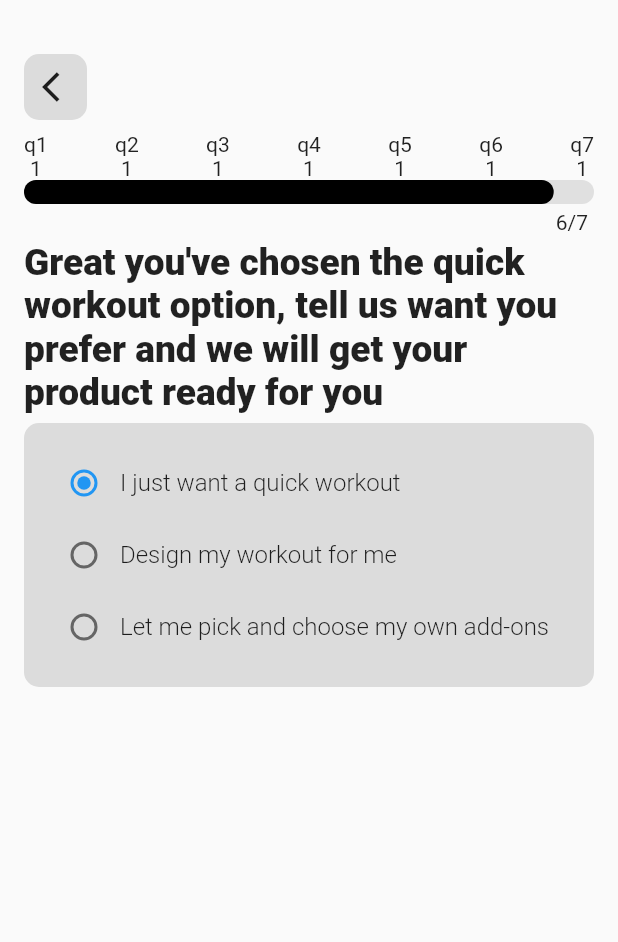
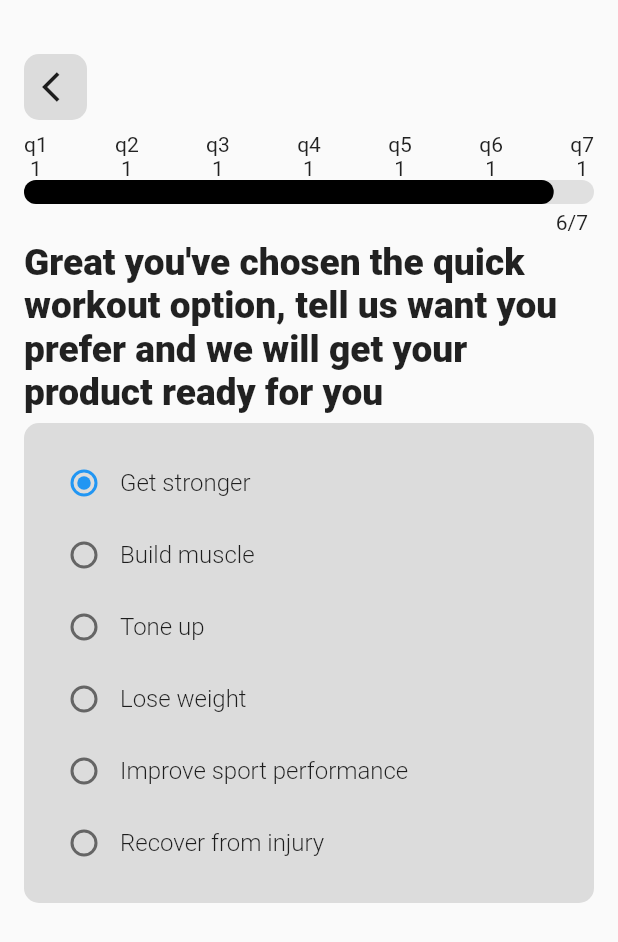
Before and after one commit to askabdulhaseeb/morept_fitness_app, a Flutter app: the MultiStep6 screen opened by its route, on a phone screen of 412 x 824 dp. Shown: the top 942 px of the screen. Run offline on Flutter 3.47's test engine with Material 2 defaults, Android fonts, the phone set to English and light mode, and no system bars; our stand-ins replace carousel_slider; network calls fail.

Commit message:
question 6 and question 6 title are completed

```diff
--- a/lib/providers/questions_providers.dart
+++ b/lib/providers/questions_providers.dart
@@ -127,6 +127,187 @@ class QuestionsProvider extends ChangeNotifier {
       question.add(const Questions(title: 'macros/micro check', id: '1'));
       question.add(const Questions(title: 'calorie check', id: '2'));
       question.add(const Questions(title: 'weight loss predictor', id: '3'));
+    }
+    return question;
+  }
+
+  List<Questions> getQuestion6() {
+    final List<Questions> question = <Questions>[];
+    if (q2 == '1' && q3 == '1' && q4 == '1' && q5 == '1') {
+      question.add(const Questions(title: 'Get stronger', id: '1'));
+      question.add(const Questions(title: 'Build muscle', id: '2'));
+      question.add(const Questions(title: 'Tone up', id: '3'));
+      question.add(const Questions(title: 'Lose weight', id: '4'));
+      question
+          .add(const Questions(title: 'Improve sport performance', id: '5'));
+      question.add(const Questions(title: 'Recover from injury', id: '6'));
+    } else if (q2 == '1' && q3 == '1' && q4 == '1' && q5 == '2') {
+      question.add(const Questions(
+          title: 'Circuits which involve heavier weights with longer rests',
+          id: '1'));
+      question.add(const Questions(
+          title:
+              'Circuits which use functional equipment if you have access to it',
+          id: '2'));
+      question.add(const Questions(
+          title: 'Circuits that are lighter but allow a lot less time to rest',
+          id: '3'));
+      question
+          .add(const Questions(title: 'Heavier weights, lower reps', id: '4'));
+      question.add(
+          const Questions(title: 'A lot more reps, lighter reps', id: '5'));
+      question.add(const Questions(
+          title: 'Slow and steady continuously for 30mins mininum', id: '6'));
+      question.add(const Questions(
+          title: 'Fast pace with rests for only 15-20 mins', id: '7'));
+      question.add(const Questions(
+          title: 'All out sprint with long rests for 10-12mins', id: '8'));
+    } else if (q2 == '1' && q3 == '1' && q4 == '1' && q5 == '3') {
+      question.add(const Questions(title: 'style my workout', id: '1'));
+      question.add(const Questions(title: 'nutricoach', id: '2'));
+      question.add(const Questions(title: 'foodswap', id: '3'));
+      question.add(const Questions(title: 'fit adapt', id: '4'));
+      question.add(const Questions(title: 'weekly split ', id: '5'));
+      question.add(const Questions(title: 'equipment select', id: '6'));
+      question.add(const Questions(title: 'workout time', id: '7'));
+      question.add(const Questions(title: 'bodycheck', id: '8'));
+    } else if (q2 == '1' && q3 == '2' && q4 == '1' && q5 == '1') {
+      question.add(const Questions(title: 'step', id: '1'));
+      question.add(const Questions(title: 'Spin/cycle ', id: '2'));
+      question.add(const Questions(title: 'Burn it/Fat burn', id: '3'));
+    } else if (q2 == '1' && q3 == '2' && q4 == '1' && q5 == '2') {
+      question.add(const Questions(title: 'Pump', id: '1'));
+      question.add(const Questions(title: 'Abs ', id: '2'));
+      question.add(const Questions(title: 'Legs, bums and tums', id: '3'));
+    } else if (q2 == '1' && q3 == '2' && q4 == '1' && q5 == '3') {
+      question.add(const Questions(title: 'Circuits', id: '1'));
+      question.add(const Questions(title: 'Bootcamp', id: '2'));
+    } else if (q2 == '1' && q3 == '2' && q4 == '2' && q5 == '1') {
+      question.add(const Questions(title: 'single session', id: '1'));
+      question.add(const Questions(title: 'me and my buddy', id: '2'));
+      question.add(const Questions(title: 'me and my buddies', id: '3'));
+      question.add(const Questions(title: 'outdoor session', id: '4'));
+    } else if (q2 == '1' && q3 == '2' && q4 == '2' && q5 == '2') {
+      question.add(const Questions(title: 'massage ', id: '1'));
+      question.add(const Questions(title: 'physiotherapy', id: '2'));
+      question.add(const Questions(title: 'stretch and manipulate', id: '3'));
+      question.add(const Questions(title: 'sport + postural taping', id: '4'));
+    } else if (q2 == '1' && q3 == '2' && q4 == '2' && q5 == '3') {
+      question
+          .add(const Questions(title: 'postural correction session', id: '1'));
+      question.add(const Questions(title: 'online posture check', id: '2'));
+      question.add(const Questions(title: 'sports specific session', id: '3'));
+    } else if (q2 == '2' && q3 == '1' && q4 == '1' && q5 == '1') {
+      question.add(const Questions(title: 'online sessions', id: '1'));
+      question.add(const Questions(title: 'in-gym groups', id: '2'));
+      question.add(const Questions(title: 'cheat sheet booklet', id: '3'));
+    } else if (q2 == '2' && q3 == '1' && q4 == '1' && q5 == '2') {
+      question.add(const Questions(title: 'online sessions', id: '1'));
+      question.add(const Questions(title: 'in-gym groups', id: '2'));
+      question.add(const Questions(title: 'cheat sheet booklet', id: '3'));
+    } else if (q2 == '2' && q3 == '1' && q4 == '1' && q5 == '3') {
+      question.add(const Questions(title: 'Tone up', id: '1'));
+      question.add(const Questions(title: 'online sessions', id: '2'));
+      question.add(const Questions(title: 'in-gym groups', id: '3'));
+      question.add(const Questions(title: 'cheat sheet booklet', id: '4'));
+    } else if (q2 == '2' && q3 == '2' && q4 == '1' && q5 == '1') {
+      question.add(const Questions(title: 'Tone up', id: '1'));
+      question.add(const Questions(title: 'online sessions', id: '2'));
+      question.add(const Questions(title: 'in-gym groups', id: '3'));
+      question.add(const Questions(title: 'cheat sheet booklet', id: '4'));
+    } else if (q2 == '2' && q3 == '2' && q4 == '1' && q5 == '2') {
+      question.add(const Questions(title: 'Tone up', id: '1'));
+      question.add(const Questions(title: 'online sessions', id: '2'));
+      question.add(const Questions(title: 'in-gym groups', id: '3'));
+      question.add(const Questions(title: 'cheat sheet booklet', id: '4'));
+    } else if (q2 == '2' && q3 == '2' && q4 == '1' && q5 == '3') {
+      question.add(const Questions(title: 'Tone up', id: '1'));
+      question.add(const Questions(title: 'online sessions', id: '2'));
+      question.add(const Questions(title: 'in-gym groups', id: '3'));
+      question.add(const Questions(title: 'cheat sheet booklet', id: '4'));
+    } else if (q2 == '2' && q3 == '3' && q4 == '1' && q5 == '1') {
+      question.add(const Questions(title: 'my pullup journey', id: '1'));
+      question.add(const Questions(title: 'Coaching sessions', id: '2'));
+    } else if (q2 == '2' && q3 == '3' && q4 == '1' && q5 == '2') {
+      question.add(const Questions(title: 'my deadlift journey', id: '1'));
+      question
+          .add(const Questions(title: 'my shoulder press journey', id: '2'));
+      question.add(const Questions(title: 'my squat journey', id: '3'));
+      question.add(const Questions(title: 'Coaching sessions', id: '4'));
+    } else if (q2 == '2' && q3 == '3' && q4 == '1' && q5 == '3') {
+      question.add(const Questions(title: 'my push pull journey', id: '1'));
+      question.add(const Questions(title: 'Coaching sessions', id: '2'));
+    } else if (q2 == '2' && q3 == '4' && q4 == '1' && q5 == '1') {
+      question.add(const Questions(title: 'assessment', id: '1'));
+      question.add(const Questions(title: 'treatment', id: '2'));
+      question.add(const Questions(title: 'assessment & treatment', id: '3'));
+    } else if (q2 == '2' && q3 == '4' && q4 == '1' && q5 == '2') {
+      question.add(const Questions(title: 'assessment', id: '1'));
+      question.add(const Questions(title: 'treatment', id: '2'));
+      question.add(const Questions(title: 'assessment & treatment', id: '3'));
+    } else if (q2 == '2' && q3 == '4' && q4 == '1' && q5 == '3') {
+      question.add(const Questions(title: 'assessment', id: '1'));
+      question.add(const Questions(title: 'treatment', id: '2'));
+      question.add(const Questions(title: 'assessment & treatment', id: '3'));
+    } else if (q2 == '3' && q3 == '1' && q4 == '1' && q5 == '1') {
+      question.add(const Questions(title: 'assessment', id: '1'));
+      question.add(const Questions(title: 'assessment & plan', id: '2'));
+      question
+          .add(const Questions(title: 'assessment, plan & guidance', id: '3'));
+    } else if (q2 == '3' && q3 == '1' && q4 == '1' && q5 == '2') {
+      question.add(const Questions(title: 'assessment', id: '1'));
+      question.add(const Questions(title: 'assessment & plan', id: '2'));
+      question
+          .add(const Questions(title: 'assessment, plan & guidance', id: '3'));
+    } else if (q2 == '3' && q3 == '1' && q4 == '1' && q5 == '3') {
+      question.add(const Questions(title: 'assessment', id: '1'));
+      question.add(const Questions(title: 'assessment & plan', id: '2'));
+      question
+          .add(const Questions(title: 'assessment, plan & guidance', id: '3'));
+    } else if (q2 == '3' && q3 == '1' && q4 == '2' && q5 == '1') {
+      question.add(const Questions(title: 'assessment', id: '1'));
+      question.add(const Questions(title: 'assessment & plan', id: '2'));
+      question
+          .add(const Questions(title: 'assessment, plan & guidance', id: '3'));
+    } else if (q2 == '3' && q3 == '1' && q4 == '2' && q5 == '2') {
+      question.add(const Questions(title: 'assessment', id: '1'));
+      question.add(const Questions(title: 'assessment & plan', id: '2'));
+      question
+          .add(const Questions(title: 'assessment, plan & guidance', id: '3'));
+    } else if (q2 == '3' && q3 == '1' && q4 == '2' && q5 == '3') {
+      question.add(const Questions(title: 'assessment', id: '1'));
+      question.add(const Questions(title: 'assessment & plan', id: '2'));
+      question
+          .add(const Questions(title: 'assessment, plan & guidance', id: '3'));
+    } else if (q2 == '3' && q3 == '2' && q4 == '1' && q5 == '1') {
+      question.add(const Questions(title: 'info pack', id: '1'));
+      question.add(const Questions(title: 'assessment & meal advice', id: '2'));
+      question.add(const Questions(
+          title: 'assessment, meal advice & online consultation', id: '3'));
+    } else if (q2 == '3' && q3 == '2' && q4 == '1' && q5 == '2') {
+      question.add(const Questions(title: 'assessment', id: '1'));
+      question.add(const Questions(title: 'assessment & meal advice', id: '2'));
+      question.add(const Questions(
+          title: 'assessment, meal advice & online consultation', id: '3'));
+    } else if (q2 == '3' && q3 == '2' && q4 == '1' && q5 == '3') {
+      question.add(const Questions(title: 'basic swap', id: '1'));
+      question.add(const Questions(title: 'swap with advice', id: '2'));
+      question
+          .add(const Questions(title: 'swap, advice & consultation', id: '3'));
+    } else if (q2 == '3' && q3 == '2' && q4 == '2' && q5 == '1') {
+      question.add(const Questions(title: 'macro check', id: '1'));
+      question.add(const Questions(title: 'micro check', id: '2'));
+      question.add(const Questions(title: 'macro & micro check', id: '3'));
+    } else if (q2 == '3' && q3 == '2' && q4 == '1' && q5 == '2') {
+      question.add(const Questions(title: 'I can weigh my foods', id: '1'));
+      question.add(const Questions(
+          title: '''I don't mind estimated weights''', id: '2'));
+      question.add(const Questions(
+          title: 'I already have online calculator stats', id: '3'));
+    } else {
+      question.add(const Questions(title: 'weight loss predictor', id: '1'));
+      question.add(
+          const Questions(title: 'predict my monthly weight loss', id: '2'));
     }
     return question;
   }
@@ -310,6 +491,111 @@ class QuestionsProvider extends ChangeNotifier {
     return title;
   }
 
+  String getQuestion7Title() {
+    String title;
+    if (q2 == '1' && q3 == '1' && q4 == '1' && q5 == '1') {
+      title =
+          "Great you've chosen the quick workout option, tell us want you prefer and we will get your product ready for you";
+    } else if (q2 == '1' && q3 == '1' && q4 == '1' && q5 == '2') {
+      title =
+          "Great you've chosen the designer workout option, tell us want you prefer and we will get your product ready for you";
+    } else if (q2 == '1' && q3 == '1' && q4 == '1' && q5 == '3') {
+      title =
+          "Great you've chosen the personal add-ons option, tell us want you prefer and we will get your product ready for you";
+    } else if (q2 == '1' && q3 == '2' && q4 == '1' && q5 == '1') {
+      title =
+          "Great you've chosen the calorie burners option, tell us want you prefer and we will get your product ready for you";
+    } else if (q2 == '1' && q3 == '2' && q4 == '1' && q5 == '2') {
+      title =
+          "Great you've chosen the muscle toners option, tell us want you prefer and we will get your product ready for you";
+    } else if (q2 == '1' && q3 == '2' && q4 == '1' && q5 == '3') {
+      title =
+          "Great you've chosen the circuits and bootcamps option, tell us want you prefer and we will get your product ready for you";
+    } else if (q2 == '1' && q3 == '2' && q4 == '2' && q5 == '1') {
+      title =
+          "Great you've chosen the Personal training option, tell us want you prefer and we will get your product ready for you";
+    } else if (q2 == '1' && q3 == '2' && q4 == '2' && q5 == '2') {
+      title =
+          "Great you've chosen the Gym therapy & rehab option, tell us want you prefer and we will get your product ready for you";
+    } else if (q2 == '1' && q3 == '2' && q4 == '2' && q5 == '3') {
+      title =
+          "Great you've chosen the Performance & technique option, tell us want you prefer and we will get your product ready for you";
+    } else if (q2 == '2' && q3 == '1' && q4 == '1' && q5 == '1') {
+      title =
+          "Great you've chosen the Lose weight option, tell us want you prefer and we will get your product ready for you";
+    } else if (q2 == '2' && q3 == '1' && q4 == '1' && q5 == '2') {
+      title =
+          "Great you've chosen the Build muscle option, tell us want you prefer and we will get your product ready for you";
+    } else if (q2 == '2' && q3 == '1' && q4 == '1' && q5 == '3') {
+      title =
+          "Great you've chosen the Tone up option, tell us want you prefer and we will get your product ready for you";
+    } else if (q2 == '2' && q3 == '2' && q4 == '1' && q5 == '1') {
+      title =
+          "Great you've chosen the Better looking body option, tell us want you prefer and we will get your product ready for you";
+    } else if (q2 == '2' && q3 == '2' && q4 == '1' && q5 == '2') {
+      title =
+          "Great you've chosen the Health and fitness option, tell us want you prefer and we will get your product ready for you";
+    } else if (q2 == '2' && q3 == '2' && q4 == '1' && q5 == '3') {
+      title =
+          "Great you've chosen the Improve performance option, tell us want you prefer and we will get your product ready for you";
+    } else if (q2 == '2' && q3 == '3' && q4 == '1' && q5 == '1') {
+      title =
+          "Great you've chosen the Bodyweight exercises option, tell us want you prefer and we will get your product ready for you";
+    } else if (q2 == '2' && q3 == '3' && q4 == '1' && q5 == '2') {
+      title =
+          "Great you've chosen the Barbell/dumbbell technique option, tell us want you prefer and we will get your product ready for you";
+    } else if (q2 == '2' && q3 == '3' && q4 == '1' && q5 == '3') {
+      title =
+          "Great you've chosen the Posture for machine workouts option, tell us want you prefer and we will get your product ready for you";
+    } else if (q2 == '2' && q3 == '4' && q4 == '1' && q5 == '1') {
+      title =
+          "Great you've chosen the Aches option, tell us want you prefer and we will get your product ready for you";
+    } else if (q2 == '2' && q3 == '4' && q4 == '1' && q5 == '2') {
+      title =
+          "Great you've chosen the Pains option, tell us want you prefer and we will get your product ready for you";
+    } else if (q2 == '2' && q3 == '4' && q4 == '1' && q5 == '3') {
+      title =
+          "Great you've chosen the Stiffness/tightness option, tell us want you prefer and we will get your product ready for you";
+    } else if (q2 == '3' && q3 == '1' && q4 == '1' && q5 == '1') {
+      title =
+          "Great you've chosen the body composition option, tell us want you prefer and we will get your product ready for you";
+    } else if (q2 == '3' && q3 == '1' && q4 == '1' && q5 == '2') {
+      title =
+          "Great you've chosen the stamina & endurance option, tell us want you prefer and we will get your product ready for you";
+    } else if (q2 == '3' && q3 == '1' && q4 == '1' && q5 == '3') {
+      title =
+          "Great you've chosen the strength & stability option, tell us want you prefer and we will get your product ready for you";
+    } else if (q2 == '3' && q3 == '1' && q4 == '2' && q5 == '1') {
+      title =
+          "Great you've chosen the body composition option, tell us want you prefer and we will get your product ready for you";
+    } else if (q2 == '3' && q3 == '1' && q4 == '2' && q5 == '2') {
+      title =
+          "Great you've chosen the lifting ability option, tell us want you prefer and we will get your product ready for you";
+    } else if (q2 == '3' && q3 == '1' && q4 == '2' && q5 == '3') {
+      title =
+          "Great you've chosen the injury predictor option, tell us want you prefer and we will get your product ready for you";
+    } else if (q2 == '3' && q3 == '2' && q4 == '1' && q5 == '1') {
+      title =
+          "Great you've chosen the Meal advice option, tell us want you prefer and we will get your product ready for you";
+    } else if (q2 == '3' && q3 == '2' && q4 == '1' && q5 == '2') {
+      title =
+          "Great you've chosen the Calorie coach option, tell us want you prefer and we will get your product ready for you";
+    } else if (q2 == '3' && q3 == '2' && q4 == '1' && q5 == '3') {
+      title =
+          "Great you've chosen the Virtual food swap option, tell us want you prefer and we will get your product ready for you";
+    } else if (q2 == '3' && q3 == '2' && q4 == '2' && q5 == '1') {
+      title =
+          "Great you've chosen the macros/micro check option, tell us want you prefer and we will get your product ready for you";
+    } else if (q2 == '3' && q3 == '2' && q4 == '1' && q5 == '2') {
+      title =
+          "Great you've chosen the calorie check option, tell us want you prefer and we will get your product ready for you";
+    } else {
+      title =
+          "Great you've chosen the weight loss predictor option, tell us want you prefer and we will get your product ready for you";
+    }
+    return title;
+  }
+
   void onChangeQ1(String? value) {
     q1 = value!;
     notifyListeners();
--- a/lib/screens/auth/questionsScreens/multi_step_6.dart
+++ b/lib/screens/auth/questionsScreens/multi_step_6.dart
@@ -16,7 +16,7 @@ class MultiStep6 extends StatelessWidget {
   @override
   Widget build(BuildContext context) {
     final QuestionsProvider provider = Provider.of<QuestionsProvider>(context);
-    final List<Questions> question = provider.getQuestion5();
+    final List<Questions> question = provider.getQuestion6();
     return Scaffold(
       body: Padding(
         padding: const EdgeInsets.all(16),
```
